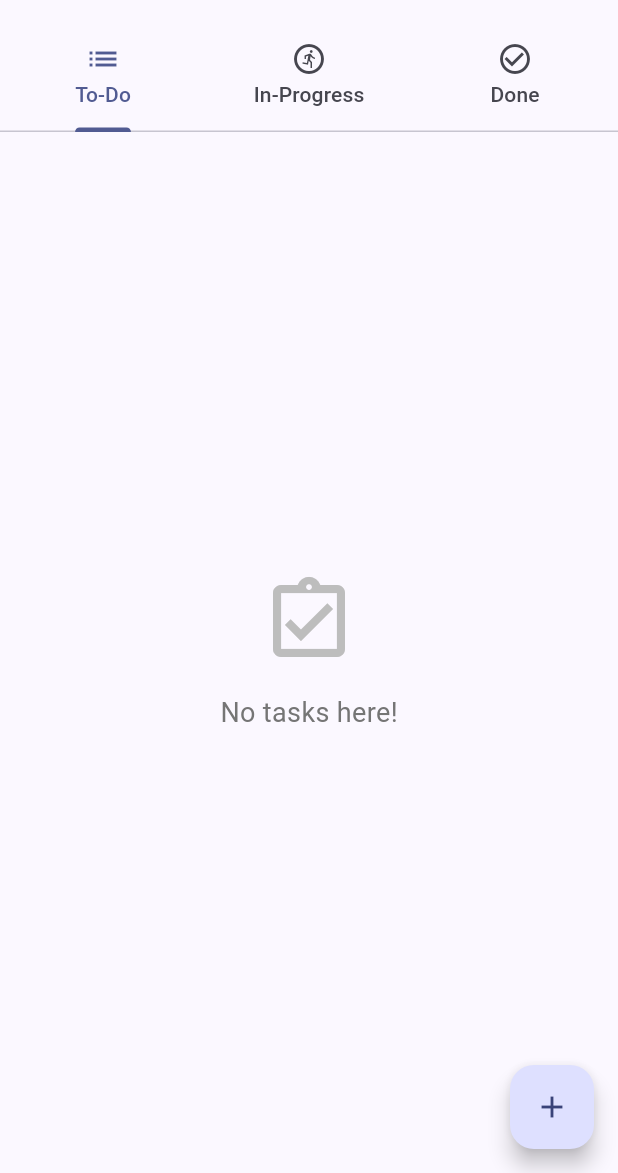
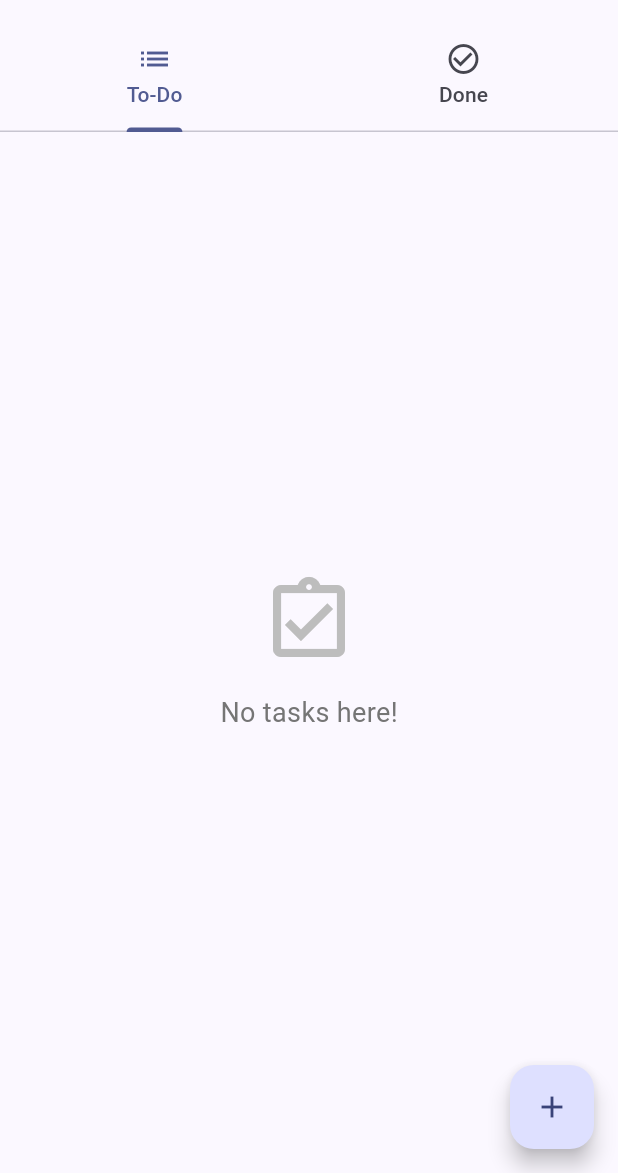
Before and after one commit to chaiyut-kun/flutter_final_quiz, a Flutter app: the screen it shows after launch, on a phone screen of 412 x 824 dp, the part 63-1236 px from its top. Run offline on Flutter 3.47's test engine with Material 3 defaults, Android fonts, the phone set to English and light mode, and no system bars; our stand-ins replace sqflite; accounts and stored records are empty.

Commit message:
modify(remove in-progress status)

```diff
--- a/lib/core/todo_status.dart
+++ b/lib/core/todo_status.dart
@@ -1,6 +1,5 @@
 enum TodoStatus {
   todo,
-  inProgress,
   done;
 
   /// Converts the status to a string for database storage.
--- a/lib/presentation/screens/main_screen.dart
+++ b/lib/presentation/screens/main_screen.dart
@@ -44,14 +44,13 @@ class _MainScreenState extends State<MainScreen> {
   @override
   Widget build(BuildContext context) {
     return DefaultTabController(
-      length: 3,
+      length: 2,
       child: Scaffold(
         appBar: AppBar(
           title: const Text('To-Do List'),
           bottom: const TabBar(
             tabs: [
               Tab(icon: Icon(Icons.list), text: 'To-Do'),
-              Tab(icon: Icon(Icons.run_circle_outlined), text: 'In-Progress'),
               Tab(icon: Icon(Icons.check_circle_outline), text: 'Done'),
             ],
           ),
@@ -66,7 +65,6 @@ class _MainScreenState extends State<MainScreen> {
             return TabBarView(
               children: [
                 _buildTodoList(TodoStatus.todo),
-                _buildTodoList(TodoStatus.inProgress),
                 _buildTodoList(TodoStatus.done),
               ],
             );
--- a/lib/presentation/widgets/todo_card.dart
+++ b/lib/presentation/widgets/todo_card.dart
@@ -69,10 +69,6 @@ class TodoCard extends StatelessWidget {
                   child: Text('Move to To-Do'),
                 ),
                 const PopupMenuItem(
-                  value: TodoStatus.inProgress,
-                  child: Text('Move to In-Progress'),
-                ),
-                const PopupMenuItem(
                   value: TodoStatus.done,
                   child: Text('Move to Done'),
                 ),
```
Also changed, not shown: 2 other files.
